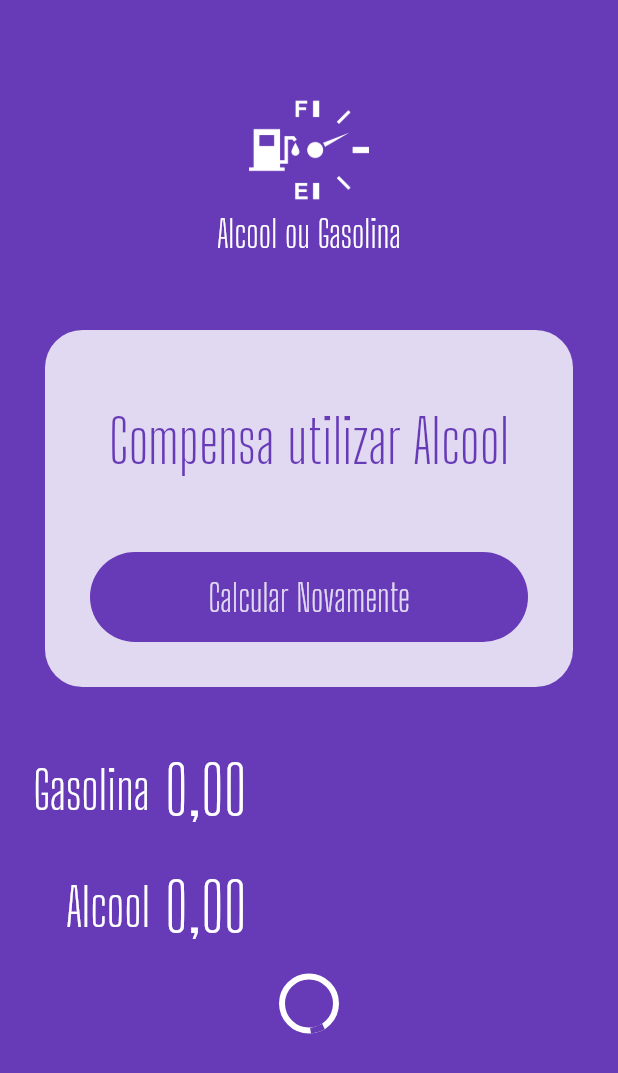
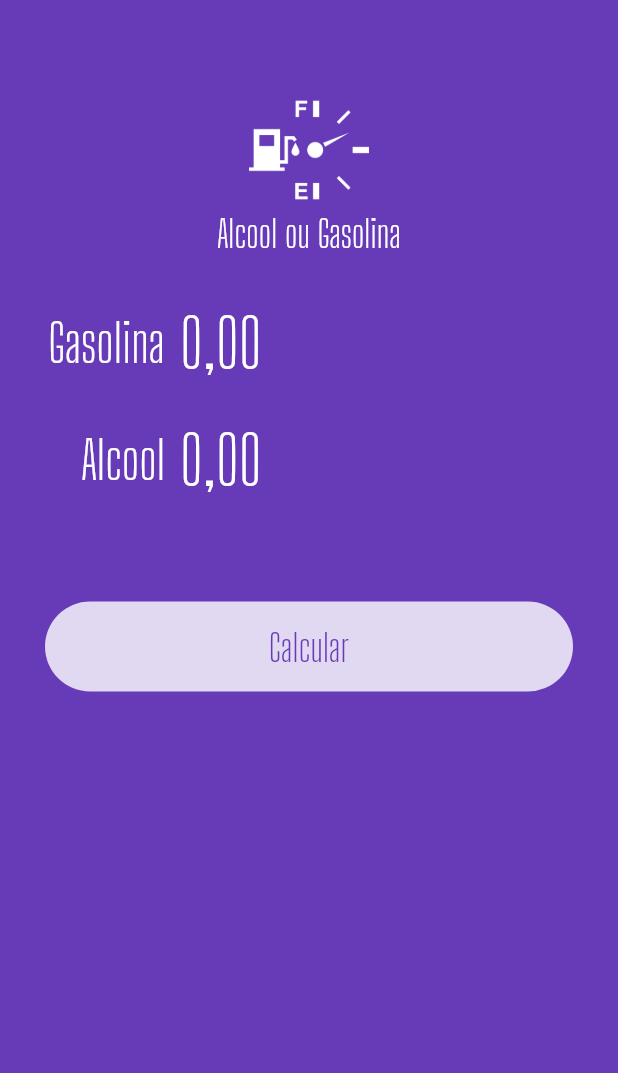
Before and after one commit to edvaldo3v/ed-alcool-ou-gasolina-flutter, a Flutter app: the screen it shows after launch, on a phone screen of 412 x 824 dp. Shown: the top 1073 px of the screen. Run offline on Flutter 3.47's test engine with Material 2 defaults, Android fonts, the phone set to English and light mode, and no system bars; our stand-ins replace extended_masked_text.

```diff
--- a/lib/main.dart
+++ b/lib/main.dart
@@ -1,6 +1,9 @@
+import 'package:aog/pages/home.page.dart';
 import 'package:aog/widgets/input.widget.dart';
 import 'package:aog/widgets/loading-button.widget.dart';
 import 'package:aog/widgets/logo.widget.dart';
+import 'package:aog/widgets/submit-form.dart';
+import 'package:aog/widgets/success.widget.dart';
 import 'package:flutter/material.dart';
 import 'package:extended_masked_text/extended_masked_text.dart';
 
@@ -21,58 +24,3 @@ class MyApp extends StatelessWidget {
     );
   }
 }
-
-class HomePage extends StatelessWidget {
-  var _gasCtrl = new MoneyMaskedTextController();
-  @override
-  Widget build(BuildContext context) {
-    return Scaffold(
-      backgroundColor: Theme.of(context).primaryColor,
-      body: ListView(
-        children: <Widget>[
-          Logo(),
-          Container(
-            margin: EdgeInsets.all(30),
-            decoration: BoxDecoration(
-              color: Colors.white.withOpacity(0.8),
-              borderRadius: BorderRadius.circular(25),
-            ),
-            child: Column(
-              children: <Widget>[
-                SizedBox(
-                  height: 50,
-                ),
-                Text(
-                  "Compensa utilizar Alcool",
-                  style: TextStyle(
-                    color: Theme.of(context).primaryColor,
-                    fontSize: 40,
-                    fontFamily: "Big shouders Display",
-                  ),
-                  textAlign: TextAlign.center,
-                ),
-                SizedBox(
-                  height: 20,
-                ),
-                LoadingButton(
-                  busy: false,
-                  invert: true,
-                  func: () {},
-                  text: "Calcular Novamente",
-                ),
-              ],
-            ),
-          ),
-          Input(label: "Gasolina", ctrl: _gasCtrl),
-          Input(label: "Alcool", ctrl: _gasCtrl),
-          LoadingButton(
-            busy: true,
-            invert: false,
-            func: () {},
-            text: "Calcular",
-          ),
-        ],
-      ),
-    );
-  }
-}
--- /dev/null
+++ b/lib/pages/home.page.dart
@@ -0,0 +1,80 @@
+import 'package:aog/widgets/logo.widget.dart';
+import 'package:aog/widgets/submit-form.dart';
+import 'package:aog/widgets/success.widget.dart';
+import 'package:extended_masked_text/extended_masked_text.dart';
+import 'package:flutter/material.dart';
+
+class HomePage extends StatefulWidget {
+  @override
+  _HomePageState createState() => _HomePageState();
+}
+
+class _HomePageState extends State<HomePage> {
+  Color _color = Colors.deepPurple;
+  var _gasCtrl = new MoneyMaskedTextController();
+  var _alcCtrl = new MoneyMaskedTextController();
+  var _busy = false;
+  var _completed = false;
+  var _resultText = "Compensa utilizar Alcool";
+
+  reset() {
+    setState(() {
+      _color = Colors.deepPurple;
+      _alcCtrl = new MoneyMaskedTextController();
+      _gasCtrl = new MoneyMaskedTextController();
+      _completed = false;
+      _busy = false;
+    });
+  }
+
+  Future calculate() async {
+    double alc =
+        double.parse(_alcCtrl.text.replaceAll(new RegExp('r[,.]'), '')) / 100;
+    double gas =
+        double.parse(_gasCtrl.text.replaceAll(new RegExp('r[,.]'), '')) / 100;
+    double res = alc / gas;
+
+    setState(() {
+      _busy = true;
+      _completed = false;
+    });
+
+    return new Future.delayed(
+        const Duration(seconds: 1),
+        () => {
+              setState(() {
+                if (res >= 0.7) {
+                  _resultText = "Compensa utilizar Gasolina!";
+                } else {
+                  _resultText = "Compensa utilizar Álcool!";
+                }
+
+                _busy = false;
+                _completed = true;
+              })
+            });
+  }
+
+  @override
+  Widget build(BuildContext context) {
+    return Scaffold(
+      backgroundColor: Theme.of(context).primaryColor,
+      body: ListView(
+        children: <Widget>[
+          Logo(),
+          _completed
+              ? Success(
+                  reset: reset,
+                  result: _resultText,
+                )
+              : SubmitForm(
+                  gasCtrl: _gasCtrl,
+                  alcCtrl: _alcCtrl,
+                  busy: _busy,
+                  submitFunc: calculate,
+                ),
+        ],
+      ),
+    );
+  }
+}
--- /dev/null
+++ b/lib/widgets/submit-form.dart
@@ -0,0 +1,50 @@
+import 'package:aog/widgets/input.widget.dart';
+import 'package:aog/widgets/loading-button.widget.dart';
+import 'package:extended_masked_text/extended_masked_text.dart';
+import 'package:flutter/material.dart';
+
+class SubmitForm extends StatelessWidget {
+  var gasCtrl = new MoneyMaskedTextController();
+  var alcCtrl = new MoneyMaskedTextController();
+
+  var busy = false;
+  Function() submitFunc;
+
+  SubmitForm({
+    required this.gasCtrl,
+    required this.alcCtrl,
+    required this.busy,
+    required this.submitFunc,
+  });
+
+  @override
+  Widget build(BuildContext context) {
+    return Column(
+      children: <Widget>[
+        Padding(
+          padding: EdgeInsets.only(left: 10, right: 10),
+          child: Input(
+            label: "Gasolina",
+            ctrl: gasCtrl,
+          ),
+        ),
+        Padding(
+          padding: EdgeInsets.only(left: 10, right: 10),
+          child: Input(
+            label: "Alcool",
+            ctrl: alcCtrl,
+          ),
+        ),
+        SizedBox(
+          height: 25,
+        ),
+        LoadingButton(
+          busy: busy,
+          invert: false,
+          func: submitFunc,
+          text: "Calcular",
+        ),
+      ],
+    );
+  }
+}
```
Also changed, not shown: lib/widgets/success.widget.dart (added, +49 -0 lines).
